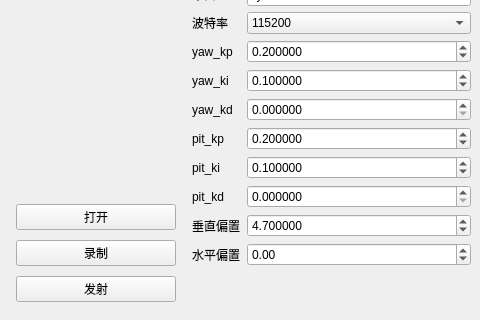
mrwang-19/HNU_RMUT_Vision, file mainwindow.ui: the form before one commit; both pictures show x 544 to 1024 and y 280 to 600 of the 1024 by 600 pixel window.
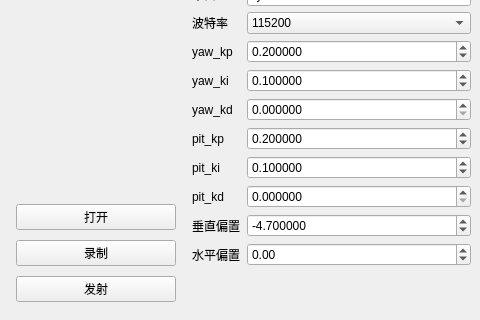
The form after the commit. Custom widgets are drawn as their Qt base class.

```diff
--- a/mainwindow.ui
+++ b/mainwindow.ui
@@ -227,7 +227,7 @@
         <double>0.100000000000000</double>
        </property>
        <property name="value">
-        <double>4.700000000000000</double>
+        <double>-4.700000000000000</double>
        </property>
       </widget>
      </item>
```
